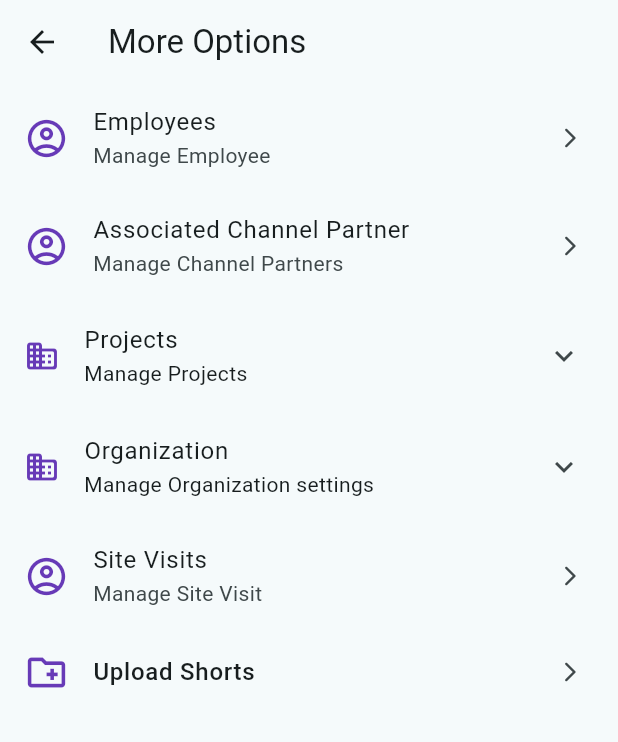
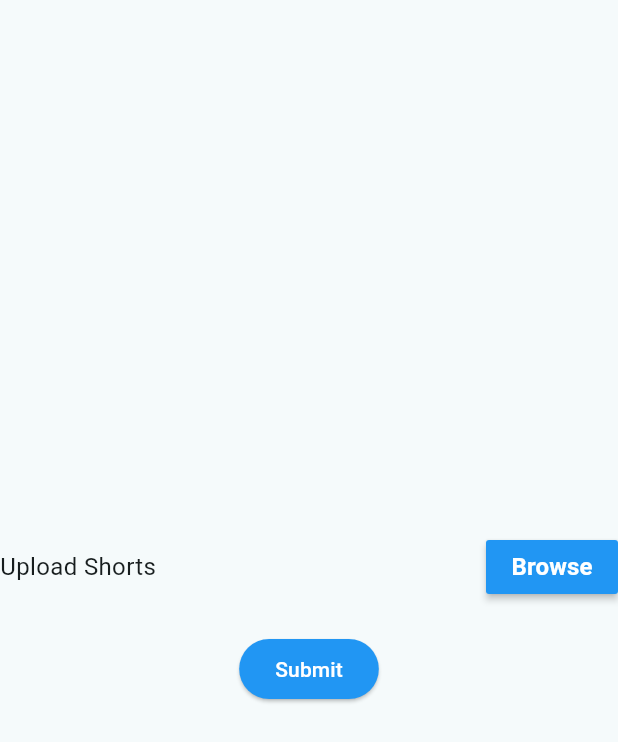
Before and after one commit to Tech2cool/ev-home-latest, a Flutter app: the MoreOptionPage screen opened directly, after a tap on "Upload Shorts", on a phone screen of 412 x 824 dp. Shown: the top 742 px of the screen. Run offline on Flutter 3.47's test engine with Material 3 defaults, Android fonts, the phone set to English and light mode, and no system bars; our stand-ins replace awesome_snackbar_content, cached_network_image, carousel_slider, chewie, dio, file_picker and 22 more; missing offline and left inert: json_path, multiselect_dropdown_flutter, onesignal_flutter; accounts and stored records are empty; network calls fail.

Commit message:
UI fixes

```diff
--- a/lib/core/services/api_service.dart
+++ b/lib/core/services/api_service.dart
@@ -28,11 +28,11 @@ const storage = FlutterSecureStorage();
 
 // final dio = Dio();
 
-const baseUrl = "http://192.168.1.167:8082";
+// const baseUrl = "http://192.168.1.167:8082";
 
 // const baseUrl = "http://192.168.1.107:8082";
 
-// const baseUrl = "https://api.evhomes.tech";
+const baseUrl = "https://api.evhomes.tech";
 
 class ApiService {
   static final ApiService _instance = ApiService._internal();
--- a/lib/pages/admin_pages/more_option_page.dart
+++ b/lib/pages/admin_pages/more_option_page.dart
@@ -1,3 +1,4 @@
+import 'package:ev_homes/pages/admin_pages/upload_shorts.dart';
 import 'package:flutter/material.dart';
 import 'package:go_router/go_router.dart';
 
@@ -209,10 +210,10 @@ class _MoreOptionPageState extends State<MoreOptionPage> {
             ),
             ListTile(
               onTap: () {
-                //TODO:// Upload Shorts
+                TODO: // Upload Shorts
 
-                // Navigator.of(context).push(
-                //     MaterialPageRoute(builder: (context) => UploadShorts()));
+                Navigator.of(context).push(
+                    MaterialPageRoute(builder: (context) => UploadShorts()));
               },
               leading: Icon(
                 Icons.create_new_folder_outlined,
--- /dev/null
+++ b/lib/pages/admin_pages/upload_shorts.dart
@@ -0,0 +1,122 @@
+import 'dart:io';
+import 'package:ev_homes/core/services/api_service.dart';
+import 'package:file_picker/file_picker.dart';
+import 'package:flutter/material.dart';
+
+class UploadShorts extends StatefulWidget {
+  const UploadShorts({super.key});
+
+  @override
+  State<UploadShorts> createState() => _UploadShortsState();
+}
+
+class _UploadShortsState extends State<UploadShorts> {
+  // final FilePicker imagePicker = FilePicker();
+
+  File? _uploadShorts;
+
+  void onSelectVideo() async {
+    FilePickerResult? result = await FilePicker.platform.pickFiles(
+      type: FileType.any,
+      // allowedExtensions: ['mp4'],
+    );
+
+    if (result != null && result.files.single.path != null) {
+      setState(() {
+        _uploadShorts = File(result.files.single.path!);
+      });
+    }
+  }
+
+  Future<void> onSubmit() async {
+    final apiService = ApiService();
+    String upShowCaseVideo = "";
+
+    if (_uploadShorts != null) {
+      final uShowcaseVideo = await apiService.uploadFile(_uploadShorts!);
+      if (uShowcaseVideo != null) {
+        upShowCaseVideo = uShowcaseVideo.downloadUrl;
+      }
+    }
+  }
+
+  @override
+  Widget build(BuildContext context) {
+    return Scaffold(
+      body: Column(
+        mainAxisAlignment: MainAxisAlignment.center,
+        children: [
+          Row(
+            mainAxisAlignment: MainAxisAlignment.spaceBetween,
+            children: [
+              const Expanded(
+                child: Text(
+                  'Upload Shorts',
+                  style: TextStyle(
+                    fontSize: 16,
+                  ),
+                ),
+              ),
+              MaterialButton(
+                color: Colors.blue,
+                onPressed: onSelectVideo,
+                child: const Text(
+                  "Browse",
+                  style: TextStyle(
+                    color: Colors.white,
+                    fontWeight: FontWeight.bold,
+                    fontSize: 16,
+                  ),
+                ),
+              ),
+            ],
+          ),
+          if (_uploadShorts != null) ...[
+            Row(
+              children: [
+                const SizedBox(
+                  width: 50,
+                  height: 60,
+                  child: Icon(
+                    Icons.video_file_outlined,
+                    size: 35,
+                    color: Colors.red,
+                  ),
+                ),
+                const SizedBox(width: 10),
+                const Text("Selected Video"),
+                const Spacer(),
+                IconButton(
+                  onPressed: () {
+                    setState(() {
+                      _uploadShorts = null;
+                    });
+                  },
+                  icon: const Icon(
+                    Icons.cancel,
+                    color: Colors.red,
+                  ),
+                )
+              ],
+            ),
+          ],
+          SizedBox(
+            height: 20,
+          ),
+          ElevatedButton(
+            onPressed: () {
+              onSubmit();
+            },
+            style: ElevatedButton.styleFrom(
+              backgroundColor: Colors.blue,
+            ),
+            child: const Text(
+              'Submit',
+              style: TextStyle(color: Colors.white),
+            ),
+          ),
+        ],
+      ),
+    );
+  }
+}
```
Also changed, not shown: lib/pages/cp_pages/resale_screen.dart (+11 -11 lines), assets/images/livingroom1.jpg (deleted).
